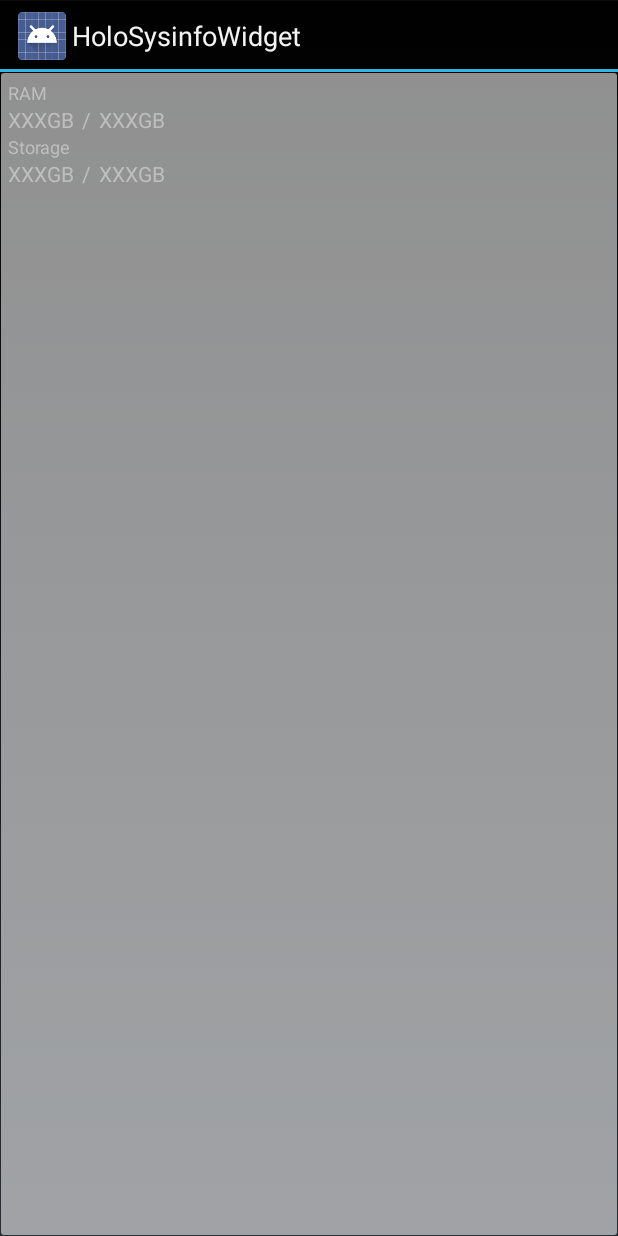
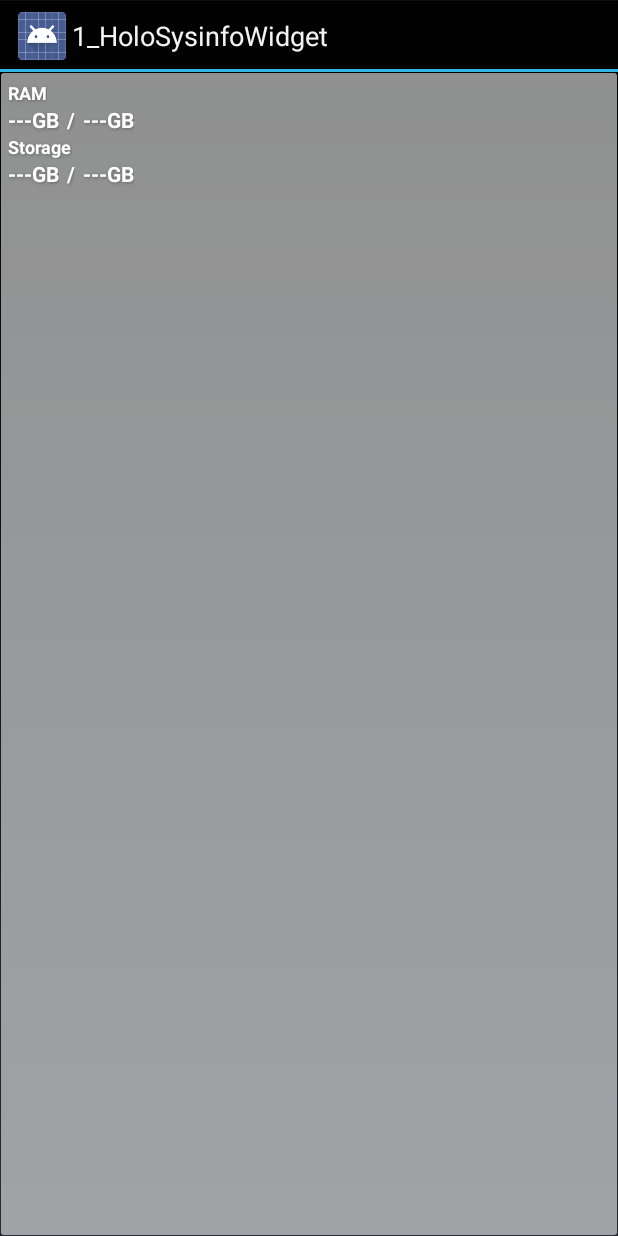
Before and after one commit to yshrsmz/HoloSysinfoWidgetProject, an Android app: the layout sysinfo_widget.xml on its own in the app's theme, with its tools: preview values and no code run, on a phone screen of 412 x 824 dp. Run offline under Robolectric (Android 15) with nearby library versions, the phone set to English and light mode, and no system bars.

Commit message:
add white style

```diff
--- a/HoloSysinfoWidget/src/main/res/layout/sysinfo_widget.xml
+++ b/HoloSysinfoWidget/src/main/res/layout/sysinfo_widget.xml
@@ -12,7 +12,8 @@
         android:layout_height="wrap_content"
         android:layout_width="wrap_content"
         android:textSize="@dimen/text_size_small"
-        android:text="@string/widget_lbl_ram"/>
+        android:text="@string/widget_lbl_ram"
+        style="@style/whiteWidget"/>
 
     <!-- RAM info -->
     <LinearLayout
@@ -24,20 +25,23 @@
             android:id="@+id/widget_var_available_ram"
             android:layout_width="wrap_content"
             android:layout_height="wrap_content"
-            android:text="XXXGB"/>
+            android:text="---GB"
+            style="@style/whiteWidget"/>
 
         <TextView
             android:layout_width="wrap_content"
             android:layout_height="wrap_content"
             android:text="/"
             android:layout_marginLeft="5dp"
-            android:layout_marginRight="5dp"/>
+            android:layout_marginRight="5dp"
+            style="@style/whiteWidget"/>
 
         <TextView
             android:id="@+id/widget_var_total_ram"
             android:layout_width="wrap_content"
             android:layout_height="wrap_content"
-            android:text="XXXGB"/>
+            android:text="---GB"
+            style="@style/whiteWidget"/>
     </LinearLayout>
 
     <!-- Storage title -->
@@ -45,7 +49,8 @@
         android:layout_height="wrap_content"
         android:layout_width="wrap_content"
         android:textSize="@dimen/text_size_small"
-        android:text="@string/widget_lbl_storage"/>
+        android:text="@string/widget_lbl_storage"
+        style="@style/whiteWidget"/>
 
     <!-- Storage info -->
     <LinearLayout
@@ -57,20 +62,23 @@
             android:id="@+id/widget_var_available_storage"
             android:layout_width="wrap_content"
             android:layout_height="wrap_content"
-            android:text="XXXGB"/>
+            android:text="---GB"
+            style="@style/whiteWidget"/>
 
         <TextView
             android:layout_width="wrap_content"
             android:layout_height="wrap_content"
             android:text="/"
             android:layout_marginLeft="5dp"
-            android:layout_marginRight="5dp"/>
+            android:layout_marginRight="5dp"
+            style="@style/whiteWidget"/>
 
         <TextView
             android:id="@+id/widget_var_total_storage"
             android:layout_width="wrap_content"
             android:layout_height="wrap_content"
-            android:text="XXXGB"/>
+            android:text="---GB"
+            style="@style/whiteWidget"/>
     </LinearLayout>
 
 
--- a/HoloSysinfoWidget/src/main/res/values/strings.xml
+++ b/HoloSysinfoWidget/src/main/res/values/strings.xml
@@ -1,7 +1,7 @@
 <?xml version="1.0" encoding="utf-8"?>
 <resources>
 
-    <string name="app_name">HoloSysinfoWidget</string>
+    <string name="app_name">1_HoloSysinfoWidget</string>
 
     <string name="widget_name">1_Sysinfo</string>
     <string name="hello_world">Hello world!</string>
--- a/HoloSysinfoWidget/src/main/res/values/styles.xml
+++ b/HoloSysinfoWidget/src/main/res/values/styles.xml
@@ -5,4 +5,14 @@
         <!-- Customize your theme here. -->
     </style>
 
+    <style name="whiteWidget">
+        <item name="android:textColor">#ffffffff</item>
+        <item name="android:shadowColor">#ff666666</item>
+        <item name="android:shadowDx">1</item>
+        <item name="android:shadowDy">1</item>
+        <item name="android:shadowRadius">2</item>
+        <item name="android:fontFamily">sans-serif</item>
+        <item name="android:textStyle">bold</item>
+    </style>
+
 </resources>
```
